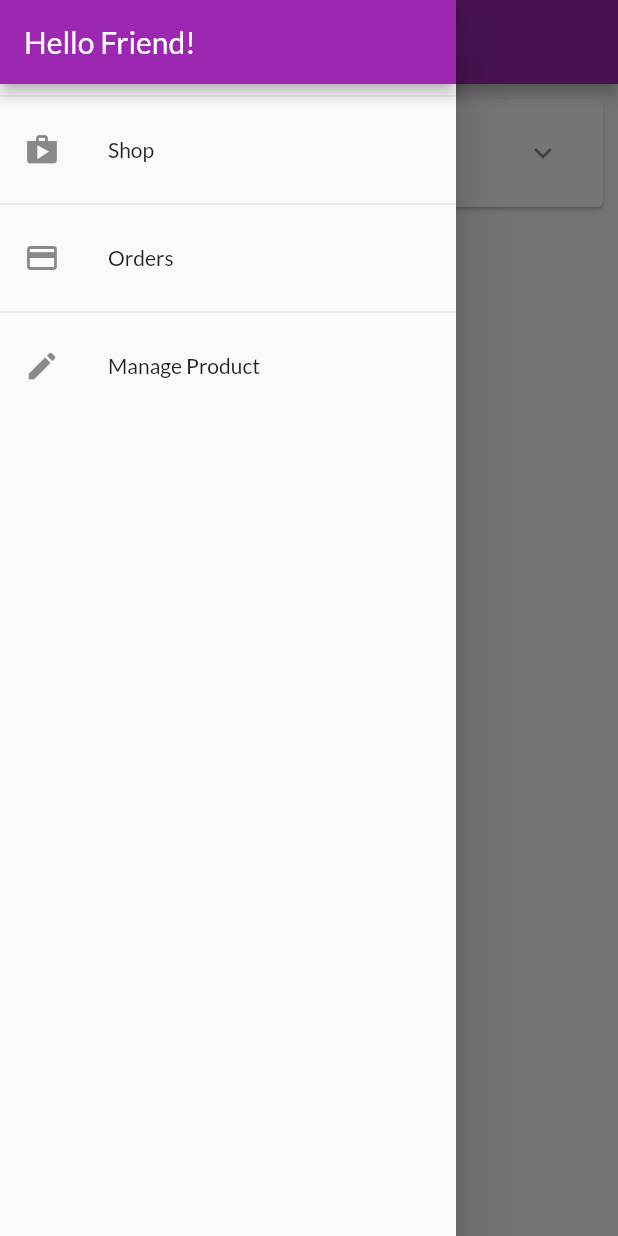
After one commit to Huyen-Tram/myshop, a Flutter app: the OrdersScreen screen opened by its route, with the side drawer open, on a phone screen of 412 x 824 dp. The commit adds this screen. Run offline on Flutter 3.47's test engine with Material 2 defaults, Android fonts, the phone set to English and light mode, and no system bars; network calls fail.

Commit message:
Xay dung drawer va dinh tuyen theo ten

```diff
--- a/myshop/lib/ui/orders/orders_screen.dart
+++ b/myshop/lib/ui/orders/orders_screen.dart
@@ -2,8 +2,10 @@ import 'package:flutter/material.dart';
 
 import 'order_manager.dart';
 import 'order_item_card.dart';
+import '../shared/app_drawer.dart';
 
 class OrdersScreen extends StatelessWidget {
+  static const routeName = '/orders';
   const OrdersScreen({super.key});
 
   @override
@@ -14,6 +16,7 @@ class OrdersScreen extends StatelessWidget {
       appBar: AppBar(
         title: const Text('Your orders'),
       ),
+      drawer: const AppDrawer(),
       body: ListView.builder(
         itemCount: ordersManager.orderCount,
         itemBuilder: (ctx, i) => OrderItemCard(ordersManager.orders[i]),
--- a/myshop/lib/ui/products/product_detail_screen.dart
+++ b/myshop/lib/ui/products/product_detail_screen.dart
@@ -3,6 +3,7 @@ import 'package:flutter/material.dart';
 import '../../models/product.dart';
 
 class ProductDetailScreen extends StatelessWidget {
+  static const routeName = '/product-detail';
   const ProductDetailScreen(
     this.product, {
     super.key,
--- a/myshop/lib/ui/products/products_manager.dart
+++ b/myshop/lib/ui/products/products_manager.dart
@@ -51,4 +51,7 @@ class ProductsManager {
   List<Product> get favoriteItems {
     return _items.where((prodItem) => prodItem.isFavorite).toList();
   }
+  Product findById(String id){
+    return _items.firstWhere((prod) => prod.id == id);
+  }
 }
--- a/myshop/lib/ui/products/products_overview_screen.dart
+++ b/myshop/lib/ui/products/products_overview_screen.dart
@@ -1,6 +1,8 @@
 import 'package:flutter/material.dart';
+import 'package:myshop/ui/cart/cart_screen.dart';
 
 import 'products_grid.dart';
+import '../shared/app_drawer.dart';
 
 enum FilterOptions { favorites, all }
 
@@ -24,6 +26,7 @@ class _ProductsOverviewScreenState extends State<ProductsOverviewScreen> {
           buildShoppingCartIcon(),
         ],
       ),
+      drawer: const AppDrawer(),
       body: ProductsGrid(_showOnlyFavorites),
     );
   }
@@ -34,8 +37,7 @@ class _ProductsOverviewScreenState extends State<ProductsOverviewScreen> {
         Icons.shopping_cart,
       ),
       onPressed: () {
-        // ignore: avoid_print
-        print('Go to cart screen');
+        Navigator.of(context).pushNamed(CartScreen.routeName);
       },
     );
   }
--- a/myshop/lib/ui/products/user_products_screen.dart
+++ b/myshop/lib/ui/products/user_products_screen.dart
@@ -2,8 +2,10 @@ import 'package:flutter/material.dart';
 
 import 'user_product_list_tile.dart';
 import 'products_manager.dart';
+import '../shared/app_drawer.dart';
+class UserProductsScreen extends StatelessWidget {
 
-class UserProductsScreen extends StatelessWidget {
+  static const routeName = '/product-detail';
   const UserProductsScreen({super.key});
 
   @override
@@ -16,6 +18,7 @@ class UserProductsScreen extends StatelessWidget {
           buildAddButton(),
         ],
       ),
+      drawer: const AppDrawer(),
       body: RefreshIndicator(
         // ignore: avoid_print
         onRefresh: () async => print('refresh products'),
--- /dev/null
+++ b/myshop/lib/ui/screens.dart
@@ -0,0 +1,10 @@
+export 'products/products_overview_screen.dart';
+export 'products/product_detail_screen.dart';
+export 'products/user_products_screen.dart';
+export 'products/products_manager.dart';
+
+export 'orders/orders_screen.dart';
+export 'orders/order_manager.dart';
+
+export 'cart/cart_screen.dart';
+export 'cart/cart_manager.dart';
--- /dev/null
+++ b/myshop/lib/ui/shared/app_drawer.dart
@@ -0,0 +1,49 @@
+import 'package:flutter/material.dart';
+
+import '../orders/orders_screen.dart';
+import '../products/user_products_screen.dart';
+
+class AppDrawer extends StatelessWidget {
+  const AppDrawer({super.key});
+
+  @override
+  Widget build(BuildContext context) {
+    return Drawer(
+      child: Column(
+        children: <Widget>[
+          AppBar(
+            title: const Text('Hello Friend!'),
+            automaticallyImplyLeading: false,
+          ),
+          const Divider(),
+          ListTile(
+            leading: const Icon(Icons.shop),
+            title: const Text('Shop'),
+            onTap: () {
+              Navigator.of(context)
+                  .pushReplacementNamed(OrdersScreen.routeName);
+            },
+          ),
+          const Divider(),
+          ListTile(
+            leading:  const Icon(Icons.payment),
+            title: const Text('Orders'),
+            onTap: () {
+              Navigator.of(context)
+                  .pushReplacementNamed(OrdersScreen.routeName);
+            },
+          ),
+          const Divider(),
+          ListTile(
+            leading: const Icon(Icons.edit),
+            title: const Text('Manage Product'),
+            onTap: () {
+              Navigator.of(context)
+                  .pushReplacementNamed(UserProductsScreen.routeName);
+            },
+          ),
+        ],
+      ),
+    );
+  }
+}
```
Also changed, not shown: myshop/lib/main.dart (+26 -5 lines), myshop/lib/ui/products/product_grid_tile.dart (+3 -5 lines).
